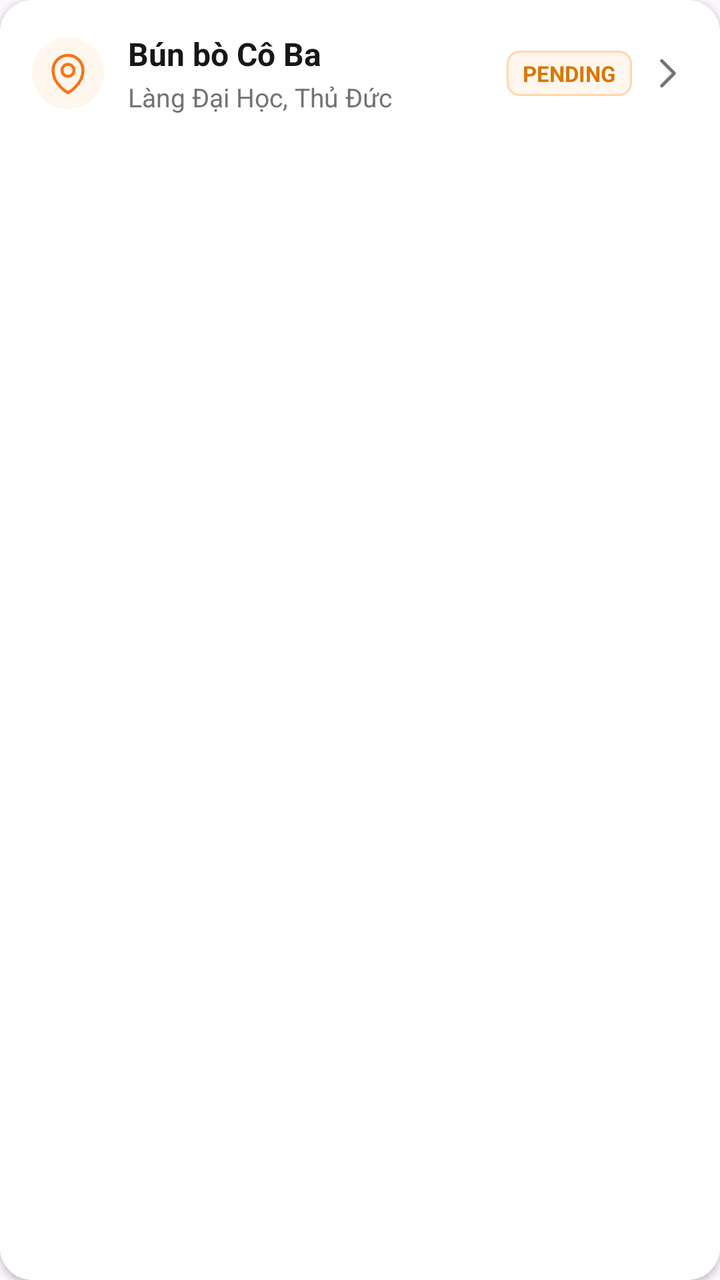
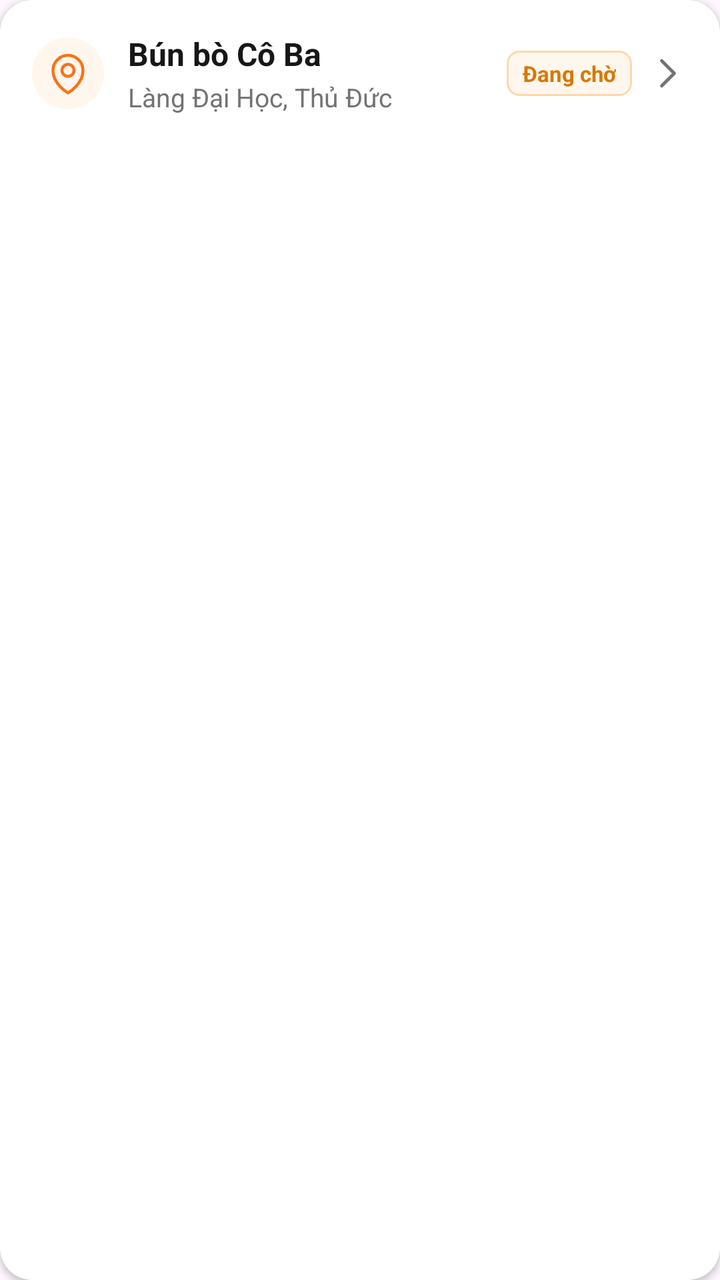

An Android layout rendered at two revisions. The XML below is the earlier revision; the diff shows what the commit changed to produce the second picture.
<!-- AndroidManifest.xml: application theme Theme.Unieats -->
<!-- res/layout/item_restaurant_manage.xml -->
<?xml version="1.0" encoding="utf-8"?>
<androidx.cardview.widget.CardView xmlns:android="http://schemas.android.com/apk/res/android"
    xmlns:app="http://schemas.android.com/apk/res-auto"
    android:layout_width="match_parent"
    android:layout_height="wrap_content"
    android:layout_marginHorizontal="12dp"
    android:layout_marginVertical="6dp"
    app:cardBackgroundColor="@color/neutral_0"
    app:cardCornerRadius="16dp"
    app:cardElevation="2dp">

    <LinearLayout
        android:layout_width="match_parent"
        android:layout_height="wrap_content"
        android:orientation="vertical">

        
        <LinearLayout
            android:id="@+id/llHeader"
            android:layout_width="match_parent"
            android:layout_height="wrap_content"
            android:clickable="true"
            android:focusable="true"
            android:gravity="center_vertical"
            android:orientation="horizontal"
            android:padding="16dp">

            <ImageView
                android:id="@+id/ivRestaurantIcon"
                android:layout_width="36dp"
                android:layout_height="36dp"
                android:background="@drawable/bg_circle_orange"
                android:backgroundTint="#FFF7ED"
                android:padding="6dp"
                android:src="@drawable/ic_location"
                app:tint="@color/orange_500" />

            <LinearLayout
                android:layout_width="0dp"
                android:layout_height="wrap_content"
                android:layout_weight="1"
                android:orientation="vertical"
                android:paddingStart="12dp"
                android:paddingEnd="8dp">

                <TextView
                    android:id="@+id/tvRestaurantName"
                    android:layout_width="wrap_content"
                    android:layout_height="wrap_content"
                    android:text="Bún bò Cô Ba"
                    android:textColor="@color/neutral_900"
                    android:textSize="16sp"
                    android:textStyle="bold" />

                <TextView
                    android:id="@+id/tvRestaurantInfo"
                    android:layout_width="wrap_content"
                    android:layout_height="wrap_content"
                    android:layout_marginTop="2dp"
                    android:text="Làng Đại Học, Thủ Đức"
                    android:textColor="@color/neutral_500"
                    android:textSize="13sp" />
            </LinearLayout>

            <TextView
                android:id="@+id/tvStatusBadge"
                android:layout_width="wrap_content"
                android:layout_height="wrap_content"
                android:layout_marginEnd="8dp"
                android:background="@drawable/bg_tag_orange_soft"
                android:paddingHorizontal="8dp"
                android:paddingVertical="4dp"
                android:text="PENDING"
                android:textColor="@color/amber_600"
                android:textSize="11sp"
                android:textStyle="bold" />

            <ImageView
                android:id="@+id/ivChevron"
                android:layout_width="20dp"
                android:layout_height="20dp"
                android:src="@drawable/ic_chevron_right"
                app:tint="@color/neutral_500" />
        </LinearLayout>

        
        <LinearLayout
            android:id="@+id/llExpandableDetail"
            android:layout_width="match_parent"
            android:layout_height="wrap_content"
            android:orientation="vertical"
            android:paddingHorizontal="16dp"
            android:paddingBottom="16dp"
            android:visibility="gone">

            <View
                android:layout_width="match_parent"
                android:layout_height="1dp"
                android:layout_marginBottom="12dp"
                android:background="@color/neutral_200" />

            <TextView
                android:id="@+id/tvDetailAddress"
                android:layout_width="wrap_content"
                android:layout_height="wrap_content"
                android:text="Địa chỉ: Làng Đại Học, Thủ Đức"
                android:textColor="@color/neutral_700"
                android:textSize="13sp" />

            <TextView
                android:id="@+id/tvDetailHours"
                android:layout_width="wrap_content"
                android:layout_height="wrap_content"
                android:layout_marginTop="4dp"
                android:text="Giờ mở cửa: 06:00 – 21:00"
                android:textColor="@color/neutral_700"
                android:textSize="13sp" />

            <TextView
                android:id="@+id/tvDetailPrice"
                android:layout_width="wrap_content"
                android:layout_height="wrap_content"
                android:layout_marginTop="4dp"
                android:text="Khoảng giá: 30.000 – 45.000 đ"
                android:textColor="@color/neutral_700"
                android:textSize="13sp" />

            
            <LinearLayout
                android:layout_width="match_parent"
                android:layout_height="wrap_content"
                android:layout_marginTop="12dp"
                android:orientation="horizontal">

                <androidx.appcompat.widget.AppCompatButton
                    android:id="@+id/btnApprove"
                    android:layout_width="0dp"
                    android:layout_height="36dp"
                    android:layout_marginEnd="4dp"
                    android:layout_weight="1"
                    android:background="@drawable/bg_button_orange"
                    android:text="Duyệt"
                    android:textAllCaps="false"
                    android:textColor="@color/neutral_0"
                    android:textSize="12sp"
                    android:textStyle="bold" />

                <androidx.appcompat.widget.AppCompatButton
                    android:id="@+id/btnReject"
                    android:layout_width="0dp"
                    android:layout_height="36dp"
                    android:layout_marginHorizontal="2dp"
                    android:layout_weight="1"
                    android:background="@drawable/bg_button_facebook"
                    android:backgroundTint="#FEE2E2"
                    android:text="Từ chối"
                    android:textAllCaps="false"
                    android:textColor="@color/red_600"
                    android:textSize="12sp"
                    android:textStyle="bold" />

                <androidx.appcompat.widget.AppCompatButton
                    android:id="@+id/btnClose"
                    android:layout_width="0dp"
                    android:layout_height="36dp"
                    android:layout_marginStart="4dp"
                    android:layout_weight="1"
                    android:background="@drawable/bg_button_google"
                    android:text="Đóng cửa"
                    android:textAllCaps="false"
                    android:textColor="@color/neutral_700"
                    android:textSize="12sp"
                    android:textStyle="bold" />
            </LinearLayout>

        </LinearLayout>
    </LinearLayout>
</androidx.cardview.widget.CardView>
<!-- resources referenced by this layout -->
<resources>
  <color name="amber_600">#D97706</color>
  <color name="neutral_0">#FFFFFF</color>
  <color name="neutral_200">#E5E5E5</color>
  <color name="neutral_500">#737373</color>
  <color name="neutral_700">#404040</color>
  <color name="neutral_900">#171717</color>
  <color name="orange_500">#F97316</color>
  <color name="red_600">#DC2626</color>
  <!-- drawable bg_button_facebook (drawable) -->
  <?xml version="1.0" encoding="utf-8"?>
  <shape xmlns:android="http://schemas.android.com/apk/res/android"
      android:shape="rectangle">
      <solid android:color="@color/neutral_0" />
      <stroke
          android:width="1dp"
          android:color="@color/neutral_200" />
      <corners android:radius="12dp" />
  </shape>
  <!-- drawable bg_button_google (drawable) -->
  <?xml version="1.0" encoding="utf-8"?>
  <shape xmlns:android="http://schemas.android.com/apk/res/android"
      android:shape="rectangle">
      <solid android:color="@color/orange_50" />
      <stroke
          android:width="1dp"
          android:color="#FED7AA" />
      <corners android:radius="12dp" />
  </shape>
  <!-- drawable bg_button_orange (drawable) -->
  <?xml version="1.0" encoding="utf-8"?>
  <shape xmlns:android="http://schemas.android.com/apk/res/android"
      android:shape="rectangle">
      <solid android:color="@color/orange_500" />
      <corners android:radius="12dp" />
  </shape>
  <!-- drawable bg_circle_orange (drawable) -->
  <?xml version="1.0" encoding="utf-8"?>
  <shape xmlns:android="http://schemas.android.com/apk/res/android"
      android:shape="oval">
      <solid android:color="@color/orange_500" />
  </shape>
  <!-- drawable bg_tag_orange_soft (drawable) -->
  <?xml version="1.0" encoding="utf-8"?>
  <shape xmlns:android="http://schemas.android.com/apk/res/android"
      android:shape="rectangle">
      <solid android:color="@color/orange_50" />
      <stroke
          android:width="1dp"
          android:color="#FED7AA" />
      <corners android:radius="6dp" />
  </shape>
  <!-- drawable ic_chevron_right (drawable) -->
  <vector xmlns:android="http://schemas.android.com/apk/res/android"
      android:width="24dp"
      android:height="24dp"
      android:viewportWidth="24"
      android:viewportHeight="24">
      <path
          android:strokeColor="#64748B"
          android:strokeWidth="2.0"
          android:strokeLineCap="round"
          android:strokeLineJoin="round"
          android:pathData="M 8.25 4.5 L 15.75 12 L 8.25 19.5" />
  </vector>
  <!-- drawable ic_location (drawable) -->
  <vector xmlns:android="http://schemas.android.com/apk/res/android"
      android:width="24dp"
      android:height="24dp"
      android:viewportWidth="24"
      android:viewportHeight="24">
      <path
          android:strokeColor="#64748B"
          android:strokeWidth="1.5"
          android:strokeLineCap="round"
          android:strokeLineJoin="round"
          android:pathData="M 15 10.5 C 15 12.1569 13.6569 13.5 12 13.5 C 10.3431 13.5 9 12.1569 9 10.5 C 9 8.84315 10.3431 7.5 12 7.5 C 13.6569 7.5 15 8.84315 15 10.5 Z" />
      <path
          android:strokeColor="#64748B"
          android:strokeWidth="1.5"
          android:strokeLineCap="round"
          android:strokeLineJoin="round"
          android:pathData="M 19.5 10.5 C 19.5 17.6421 12 21.75 12 21.75 C 12 21.75 4.5 17.6421 4.5 10.5 C 4.5 6.35786 7.85786 3 12 3 C 16.1421 3 19.5 6.35786 19.5 10.5 Z" />
  </vector>
  <style name="Theme.Unieats" parent="Base.Theme.UniEats" />
  <color name="orange_50">#FFF7ED</color>
  <style name="Base.Theme.UniEats" parent="Theme.Material3.DayNight.NoActionBar">
          
      </style>
</resources>

<!-- the commit's change to res/layout/item_restaurant_manage.xml (unified diff, before → after) -->
@@ -70,7 +70,7 @@
                 android:background="@drawable/bg_tag_orange_soft"
                 android:paddingHorizontal="8dp"
                 android:paddingVertical="4dp"
-                android:text="PENDING"
+                android:text="Đang chờ"
                 android:textColor="@color/amber_600"
                 android:textSize="11sp"
                 android:textStyle="bold" />
